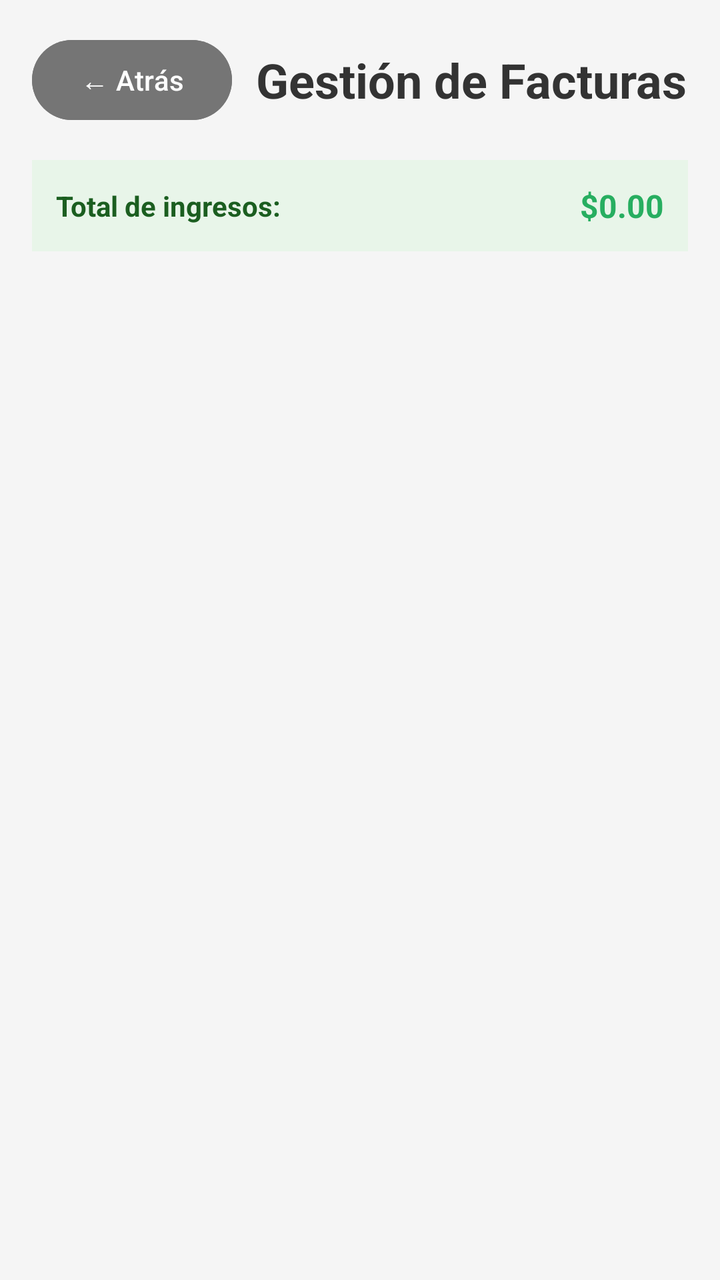
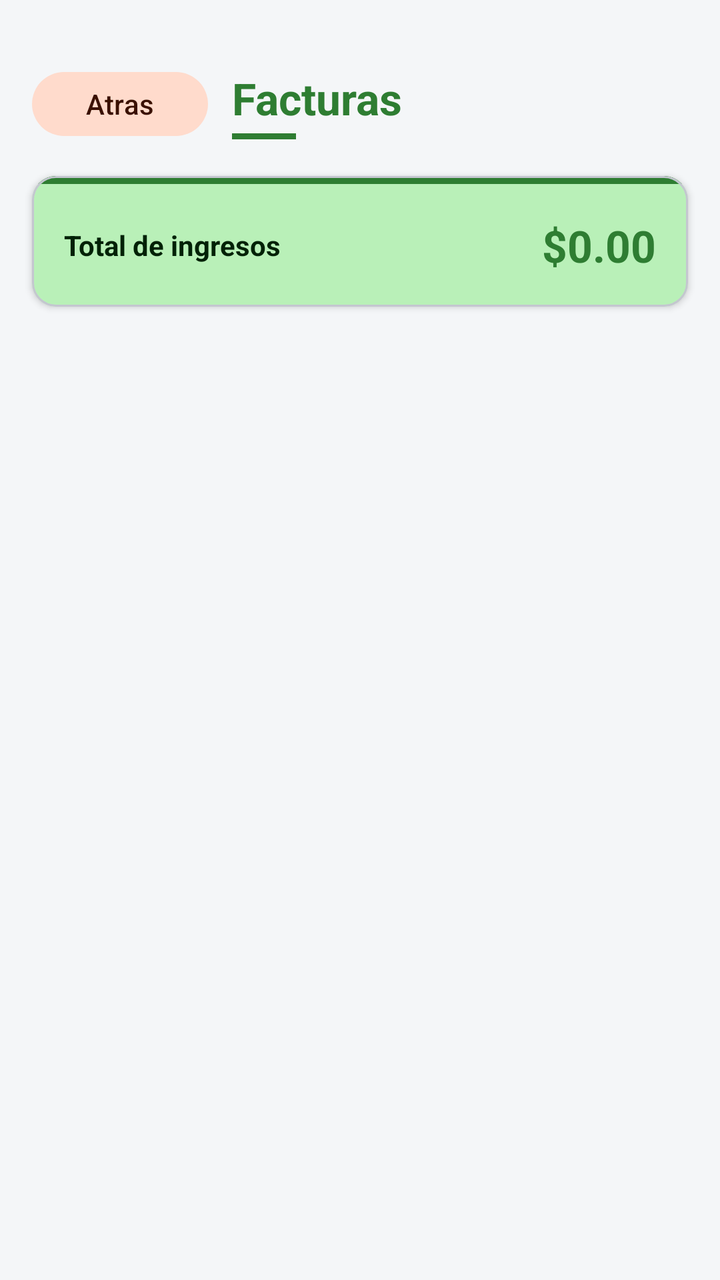

An Android layout rendered at two revisions. The XML below is the earlier revision; the diff shows what the commit changed to produce the second picture.
<!-- AndroidManifest.xml: application theme Theme.RodamientosYFierros -->
<!-- res/layout/activity_facturas.xml -->
<?xml version="1.0" encoding="utf-8"?>
<LinearLayout xmlns:android="http://schemas.android.com/apk/res/android"
    android:layout_width="match_parent"
    android:layout_height="match_parent"
    android:orientation="vertical"
    android:padding="16dp"
    android:layout_marginTop="35sp"
    android:background="#f5f5f5">

    <LinearLayout
        android:layout_width="match_parent"
        android:layout_height="wrap_content"
        android:orientation="horizontal"
        android:layout_marginBottom="16dp"
        android:gravity="center_vertical">

        <Button
            android:id="@+id/btn_volver"
            android:layout_width="wrap_content"
            android:layout_height="48dp"
            android:text="← Atrás"
            android:textSize="14sp"
            android:backgroundTint="#757575"
            android:layout_marginEnd="12dp" />

        <TextView
            android:layout_width="0dp"
            android:layout_height="wrap_content"
            android:layout_weight="1"
            android:text="Gestión de Facturas"
            android:textSize="24sp"
            android:textStyle="bold"
            android:textColor="#333333" />

    </LinearLayout>

    <LinearLayout
        android:layout_width="match_parent"
        android:layout_height="wrap_content"
        android:orientation="horizontal"
        android:background="#E8F5E9"
        android:padding="12dp"
        android:layout_marginBottom="16dp"
        android:gravity="center_vertical">

        <TextView
            android:layout_width="wrap_content"
            android:layout_height="wrap_content"
            android:text="Total de ingresos: "
            android:textSize="14sp"
            android:textStyle="bold"
            android:textColor="#1B5E20" />

        <TextView
            android:id="@+id/tv_total_ingresos"
            android:layout_width="match_parent"
            android:layout_height="wrap_content"
            android:text="$0.00"
            android:textSize="16sp"
            android:textStyle="bold"
            android:textColor="#27AE60"
            android:gravity="end" />

    </LinearLayout>

    <androidx.recyclerview.widget.RecyclerView
        android:id="@+id/rv_facturas"
        android:layout_width="match_parent"
        android:layout_height="match_parent"
        android:padding="8dp" />

</LinearLayout>
<!-- resources referenced by this layout -->
<resources>
  <style name="Theme.RodamientosYFierros" parent="Base.Theme.RodamientosYFierros" />
  <style name="Base.Theme.RodamientosYFierros" parent="Theme.Material3.DayNight.NoActionBar">
          
          
      </style>
</resources>

<!-- the commit's change to res/layout/activity_facturas.xml (unified diff, before → after) -->
@@ -1,72 +1,108 @@
 <?xml version="1.0" encoding="utf-8"?>
 <LinearLayout xmlns:android="http://schemas.android.com/apk/res/android"
+    xmlns:app="http://schemas.android.com/apk/res-auto"
     android:layout_width="match_parent"
     android:layout_height="match_parent"
     android:orientation="vertical"
-    android:padding="16dp"
-    android:layout_marginTop="35sp"
-    android:background="#f5f5f5">
+    android:background="@color/background"
+    android:paddingTop="32dp">
 
+    
     <LinearLayout
         android:layout_width="match_parent"
         android:layout_height="wrap_content"
         android:orientation="horizontal"
-        android:layout_marginBottom="16dp"
+        android:paddingHorizontal="16dp"
+        android:paddingBottom="16dp"
         android:gravity="center_vertical">
 
         <Button
             android:id="@+id/btn_volver"
+            style="@style/Widget.Material3.Button.TonalButton"
             android:layout_width="wrap_content"
-            android:layout_height="48dp"
-            android:text="← Atrás"
+            android:layout_height="40dp"
+            android:text="Atras"
             android:textSize="14sp"
-            android:backgroundTint="#757575"
             android:layout_marginEnd="12dp" />
 
-        <TextView
+        <LinearLayout
             android:layout_width="0dp"
             android:layout_height="wrap_content"
             android:layout_weight="1"
-            android:text="Gestión de Facturas"
-            android:textSize="24sp"
-            android:textStyle="bold"
-            android:textColor="#333333" />
+            android:orientation="vertical">
 
+            <TextView
+                android:layout_width="wrap_content"
+                android:layout_height="wrap_content"
+                android:text="Facturas"
+                android:textSize="22sp"
+                android:textStyle="bold"
+                android:textColor="@color/color_facturas" />
+
+            <View
+                android:layout_width="32dp"
+                android:layout_height="3dp"
+                android:background="@color/color_facturas"
+                android:layout_marginTop="3dp" />
+        </LinearLayout>
     </LinearLayout>
 
-    <LinearLayout
+    
+    <com.google.android.material.card.MaterialCardView
         android:layout_width="match_parent"
         android:layout_height="wrap_content"
-        android:orientation="horizontal"
-        android:background="#E8F5E9"
-        android:padding="12dp"
+        android:layout_marginHorizontal="16dp"
         android:layout_marginBottom="16dp"
-        android:gravity="center_vertical">
+        app:cardCornerRadius="12dp"
+        app:cardElevation="2dp"
+        app:cardBackgroundColor="?attr/colorTertiaryContainer">
 
-        <TextView
-            android:layout_width="wrap_content"
-            android:layout_height="wrap_content"
-            android:text="Total de ingresos: "
-            android:textSize="14sp"
-            android:textStyle="bold"
-            android:textColor="#1B5E20" />
-
-        <TextView
-            android:id="@+id/tv_total_ingresos"
+        <LinearLayout
             android:layout_width="match_parent"
             android:layout_height="wrap_content"
-            android:text="$0.00"
-            android:textSize="16sp"
-            android:textStyle="bold"
-            android:textColor="#27AE60"
-            android:gravity="end" />
+            android:orientation="vertical">
 
-    </LinearLayout>
+            <View
+                android:layout_width="match_parent"
+                android:layout_height="4dp"
+                android:background="?attr/colorTertiary" />
 
+            <LinearLayout
+                android:layout_width="match_parent"
+                android:layout_height="wrap_content"
+                android:orientation="horizontal"
+                android:padding="16dp"
+                android:gravity="center_vertical">
+
+                <TextView
+                    android:layout_width="0dp"
+                    android:layout_height="wrap_content"
+                    android:layout_weight="1"
+                    android:text="Total de ingresos"
+                    android:textSize="14sp"
+                    android:textStyle="bold"
+                    android:textColor="?attr/colorOnTertiaryContainer" />
+
+                <TextView
+                    android:id="@+id/tv_total_ingresos"
+                    android:layout_width="wrap_content"
+                    android:layout_height="wrap_content"
+                    android:text="$0.00"
+                    android:textSize="22sp"
+                    android:textStyle="bold"
+                    android:textColor="?attr/colorTertiary" />
+            </LinearLayout>
+        </LinearLayout>
+    </com.google.android.material.card.MaterialCardView>
+
+    
     <androidx.recyclerview.widget.RecyclerView
         android:id="@+id/rv_facturas"
         android:layout_width="match_parent"
         android:layout_height="match_parent"
-        android:padding="8dp" />
+        android:paddingHorizontal="12dp"
+        android:paddingTop="4dp"
+        android:paddingBottom="16dp"
+        android:clipToPadding="false" />
 
 </LinearLayout>
<!-- resource entries referenced after the edit -->
@@ -1,9 +1,56 @@
 <!-- resources referenced by this layout -->
 <resources>
+  <color name="background">#F4F6F8</color>
+  <color name="color_facturas">#2E7D32</color>
   <style name="Theme.RodamientosYFierros" parent="Base.Theme.RodamientosYFierros" />
   <style name="Base.Theme.RodamientosYFierros" parent="Theme.Material3.DayNight.NoActionBar">
-          
-          
+          <item name="colorPrimary">@color/primary</item>
+          <item name="colorOnPrimary">@color/on_primary</item>
+          <item name="colorPrimaryContainer">@color/primary_container</item>
+          <item name="colorOnPrimaryContainer">@color/on_primary_container</item>
+          <item name="colorSecondary">@color/secondary</item>
+          <item name="colorOnSecondary">@color/on_secondary</item>
+          <item name="colorSecondaryContainer">@color/secondary_container</item>
+          <item name="colorOnSecondaryContainer">@color/on_secondary_container</item>
+          <item name="colorTertiary">@color/tertiary</item>
+          <item name="colorOnTertiary">@color/on_tertiary</item>
+          <item name="colorTertiaryContainer">@color/tertiary_container</item>
+          <item name="colorOnTertiaryContainer">@color/on_tertiary_container</item>
+          <item name="colorError">@color/error</item>
+          <item name="colorOnError">@color/on_error</item>
+          <item name="colorErrorContainer">@color/error_container</item>
+          <item name="colorOnErrorContainer">@color/on_error_container</item>
+          <item name="android:colorBackground">@color/background</item>
+          <item name="colorOnBackground">@color/on_background</item>
+          <item name="colorSurface">@color/surface</item>
+          <item name="colorOnSurface">@color/on_surface</item>
+          <item name="colorSurfaceVariant">@color/surface_variant</item>
+          <item name="colorOnSurfaceVariant">@color/on_surface_variant</item>
+          <item name="colorOutline">@color/outline</item>
+          <item name="colorOutlineVariant">@color/outline_variant</item>
       </style>
+  <color name="primary">#1565C0</color>
+  <color name="on_primary">#FFFFFF</color>
+  <color name="primary_container">#D6E4FF</color>
+  <color name="on_primary_container">#001A41</color>
+  <color name="secondary">#E65100</color>
+  <color name="on_secondary">#FFFFFF</color>
+  <color name="secondary_container">#FFDBCC</color>
+  <color name="on_secondary_container">#3A1000</color>
+  <color name="tertiary">#2E7D32</color>
+  <color name="on_tertiary">#FFFFFF</color>
+  <color name="tertiary_container">#B9F0B8</color>
+  <color name="on_tertiary_container">#002106</color>
+  <color name="error">#BA1A1A</color>
+  <color name="on_error">#FFFFFF</color>
+  <color name="error_container">#FFDAD6</color>
+  <color name="on_error_container">#410002</color>
+  <color name="on_background">#1C1B1F</color>
+  <color name="surface">#FFFFFF</color>
+  <color name="on_surface">#1C1B1F</color>
+  <color name="surface_variant">#E1E2EC</color>
+  <color name="on_surface_variant">#44464F</color>
+  <color name="outline">#74777F</color>
+  <color name="outline_variant">#C4C6D0</color>
 </resources>
 
